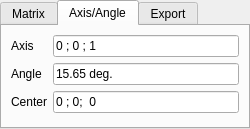
CloudCompare/CloudCompare, file qCC/ui_templates/matrixDisplayDlg.ui: the form before one commit.
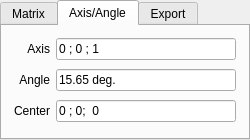
The form after the commit. The open tabs and pages were chosen to show the change.

Commit message: Adjust the matrix display in the properties to avoid squished text on macOS

```diff
--- a/qCC/ui_templates/matrixDisplayDlg.ui
+++ b/qCC/ui_templates/matrixDisplayDlg.ui
@@ -7,9 +7,15 @@
     <x>0</x>
     <y>0</y>
     <width>250</width>
-    <height>129</height>
+    <height>140</height>
    </rect>
   </property>
+  <property name="minimumSize">
+   <size>
+    <width>0</width>
+    <height>140</height>
+   </size>
+  </property>
   <property name="focusPolicy">
    <enum>Qt::StrongFocus</enum>
   </property>
@@ -72,39 +78,47 @@
       <attribute name="title">
        <string>Axis/Angle</string>
       </attribute>
-      <layout class="QFormLayout" name="formLayout">
-       <item row="1" column="0">
+      <layout class="QGridLayout" name="gridLayout">
+       <property name="leftMargin">
+        <number>12</number>
+       </property>
+       <property name="rightMargin">
+        <number>12</number>
+       </property>
+       <property name="bottomMargin">
+        <number>12</number>
+       </property>
+       <item row="0" column="0">
         <widget class="QLabel" name="label">
          <property name="text">
           <string>Axis</string>
          </property>
+         <property name="alignment">
+          <set>Qt::AlignRight|Qt::AlignTrailing|Qt::AlignVCenter</set>
+         </property>
         </widget>
        </item>
-       <item row="3" column="0">
+       <item row="0" column="1">
+        <widget class="QLineEdit" name="axisLabel">
+         <property name="text">
+          <string>0 ; 0 ; 1</string>
+         </property>
+         <property name="readOnly">
+          <bool>true</bool>
+         </property>
+        </widget>
+       </item>
+       <item row="1" column="0">
         <widget class="QLabel" name="label_2">
          <property name="text">
           <string>Angle</string>
          </property>
-        </widget>
-       </item>
-       <item row="4" column="0">
-        <widget class="QLabel" name="label_3">
-         <property name="text">
-          <string>Center</string>
+         <property name="alignment">
+          <set>Qt::AlignRight|Qt::AlignTrailing|Qt::AlignVCenter</set>
          </property>
         </widget>
        </item>
        <item row="1" column="1">
-        <widget class="QLineEdit" name="axisLabel">
-         <property name="text">
-          <string>0 ; 0 ; 1</string>
-         </property>
-         <property name="readOnly">
-          <bool>true</bool>
-         </property>
-        </widget>
-       </item>
-       <item row="3" column="1">
         <widget class="QLineEdit" name="angleLabel">
          <property name="text">
           <string>15.65 deg.</string>
@@ -114,7 +128,17 @@
          </property>
         </widget>
        </item>
-       <item row="4" column="1">
+       <item row="2" column="0">
+        <widget class="QLabel" name="label_3">
+         <property name="text">
+          <string>Center</string>
+         </property>
+         <property name="alignment">
+          <set>Qt::AlignRight|Qt::AlignTrailing|Qt::AlignVCenter</set>
+         </property>
+        </widget>
+       </item>
+       <item row="2" column="1">
         <widget class="QLineEdit" name="centerLabel">
          <property name="text">
           <string>0 ; 0;  0</string>
```
Left out of the diff: 20 changed lines with no effect on the pictures. The commit also changes 1 other file.
